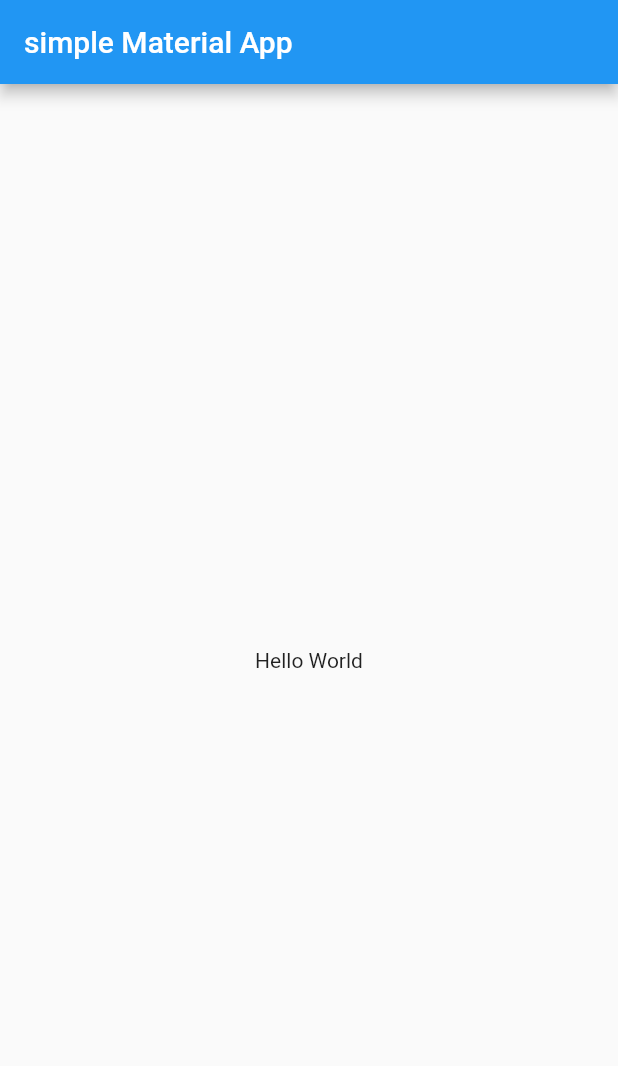
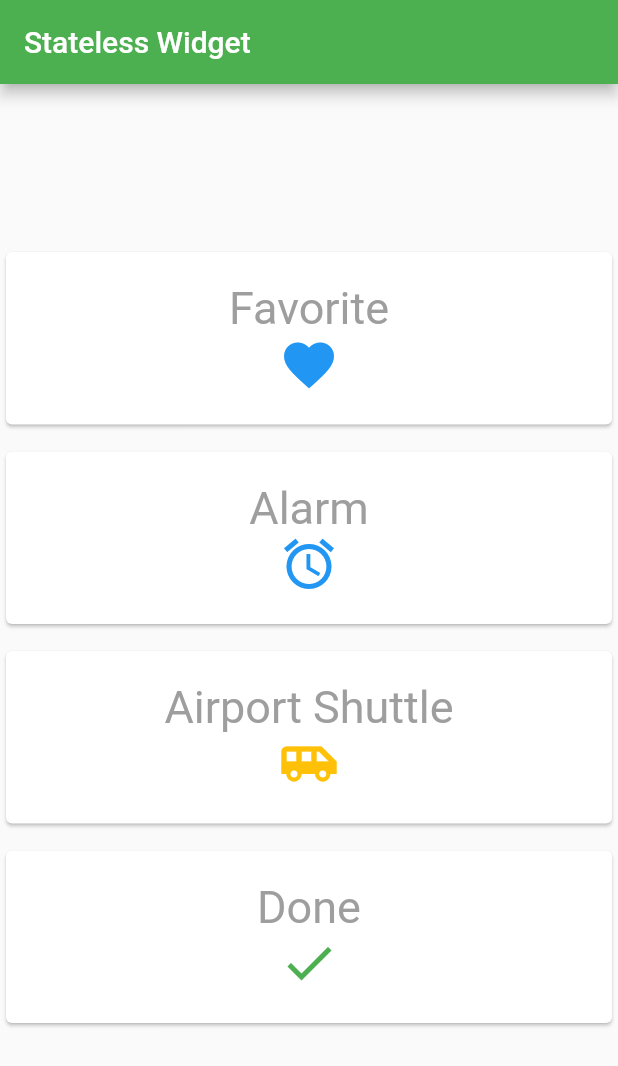
Before and after one commit to kagawa23/shiny-fiesta, a Flutter app: the screen it shows after launch, on a phone screen of 412 x 824 dp. Shown: the top 1066 px of the screen. Run offline on Flutter 3.47's test engine with Material 2 defaults, Android fonts, the phone set to English and light mode, and no system bars.

Commit message:
stateless component

```diff
--- a/lib/main.dart
+++ b/lib/main.dart
@@ -1,18 +1,73 @@
 import 'package:flutter/material.dart';
-
 
 void main(){
   runApp(new MaterialApp(
-    title: "simple material app",
-    home: new Scaffold(
+    home: new MyApp(),
+    theme: new ThemeData(primarySwatch: Colors.green),
+  ));
+}
+
+
+class MyApp extends StatelessWidget {
+  @override
+  Widget build(BuildContext context) {
+    final double myTextSize = 30.0;
+    final double myIconSize = 40.0;
+    final TextStyle myTextStyle =
+        new TextStyle(color: Colors.grey,fontSize: myTextSize);
+    var column = new Column(
+      crossAxisAlignment: CrossAxisAlignment.stretch,
+      children: <Widget>[
+        new MyCard(
+          title: new Text("Favorite", style: myTextStyle),
+          icon: new Icon(Icons.favorite, size: myIconSize, color: Colors.blue)
+        ),
+        new MyCard(
+            title: new Text("Alarm", style: myTextStyle),
+            icon: new Icon(Icons.alarm, size: myIconSize, color: Colors.blue)
+        ),
+        new MyCard(
+            title: new Text("Airport Shuttle", style: myTextStyle),
+            icon: new Icon(Icons.airport_shuttle, size: myIconSize, color: Colors.amber)
+        ),
+        new MyCard(
+            title: new Text("Done", style: myTextStyle),
+            icon: new Icon(Icons.done, size: myIconSize, color: Colors.green)
+        ),
+      ]
+    );
+    return new Scaffold(
       appBar: new AppBar(
-        title: new Text('simple Material App'),
+        title: new Text("Stateless Widget"),
       ),
       body: new Container(
+        padding: const EdgeInsets.only(bottom:20.0),
         child: new Center(
-          child: new Text('Hello World'),
+          child: new SingleChildScrollView(child: column)
         )
       )
-    )
-  ));
+    );
+  }
 }
+
+
+class MyCard extends StatelessWidget {
+  final Widget icon;
+  final Widget title;
+  MyCard({this.title,this.icon});
+  @override
+  Widget build(BuildContext context) {
+
+    return new Container(
+      margin: const EdgeInsets.only(bottom:10.0),
+      child: new Card(
+        child: new Container(
+          padding: const EdgeInsets.all(20.0),
+          child: new Column(
+            children: <Widget>[this.title, this.icon],
+          )
+        )
+      )
+    );
+  }
+}
--- a/pubspec.yaml
+++ b/pubspec.yaml
@@ -22,7 +22,7 @@ dependencies:
 
   # The following adds the Cupertino Icons font to your application.
   # Use with the CupertinoIcons class for iOS style icons.
-  cupertino_icons: ^0.1.2
+#  cupertino_icons: ^0.1.2
 
 dev_dependencies:
   flutter_test:
@@ -38,7 +38,7 @@ flutter:
   # The following line ensures that the Material Icons font is
   # included with your application, so that you can use the icons in
   # the material Icons class.
-  uses-material-design: false
+  uses-material-design: true
 
   # To add assets to your application, add an assets section, like this:
   # assets:
```
